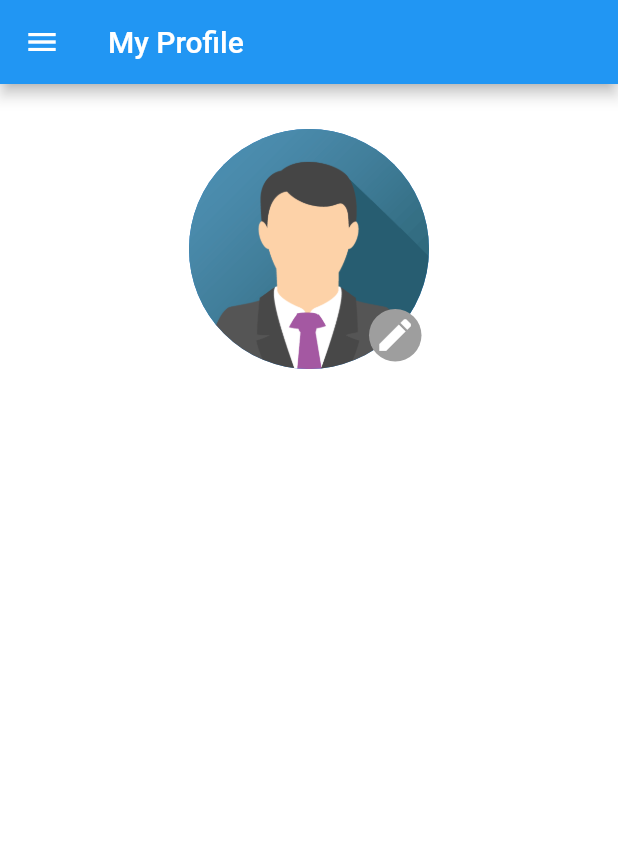
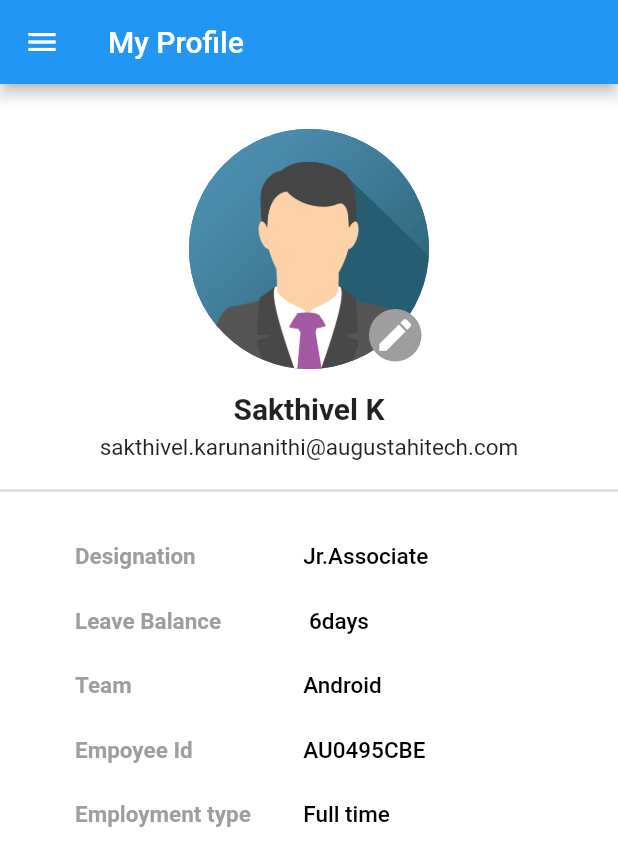
Before and after one commit to sakthi-dotcom/ah_lms_flutter, a Flutter app: the Profile screen opened directly, on a phone screen of 412 x 824 dp. Shown: the top 866 px of the screen. Run offline on Flutter 3.47's test engine with Material 2 defaults, Android fonts, the phone set to English and light mode, and no system bars; our stand-ins replace image_picker.

Commit message:
employee details created.

```diff
--- a/lib/view/sidebar/profile.dart
+++ b/lib/view/sidebar/profile.dart
@@ -31,8 +31,21 @@ class _ProfileState extends State<Profile> {
         body: Padding(
           padding: const EdgeInsets.only(top: 30.0),
           child: ListView(
-            children: <Widget>[
-              imageProfile(),
+            children: [
+              Column(
+                children: [
+                  imageProfile(),
+                  SizedBox(height: 15.0),
+                  name(),
+                  SizedBox(height: 15.0,),
+                  Divider(height: 10,thickness: 2),
+                  SizedBox(height: 30.0),
+                  Padding(
+                    padding: const EdgeInsets.only(left: 50.0),
+                    child: details(),
+                  )
+                ],
+              ),
             ],
           ),
         ),
@@ -121,6 +134,56 @@ class _ProfileState extends State<Profile> {
     );
   }
 
+  Widget name(){
+    return Column(
+      children: const [
+        Text("Sakthivel K",style: TextStyle(fontWeight: FontWeight.bold,fontSize: 20.0)),
+        SizedBox(height: 5.0),
+        Text("sakthivel.karunanithi@augustahitech.com",style: TextStyle(fontWeight: FontWeight.normal,fontSize: 15.0))
+      ],
+    );
+  }
+
+  Widget details(){
+    return Row(
+      children: [
+        Column(
+          crossAxisAlignment: CrossAxisAlignment.start,
+          children: const [
+            Text("Designation",style: TextStyle(fontSize: 15.0,fontWeight: FontWeight.bold,color: Colors.grey),textAlign: TextAlign.center,),
+            SizedBox(height: 25.0),
+            Text("Leave Balance",style: TextStyle(fontSize: 15.0,fontWeight: FontWeight.bold,color: Colors.grey),textAlign: TextAlign.start),
+            SizedBox(height: 25.0),
+            Text("Team",style: TextStyle(fontSize: 15.0,fontWeight: FontWeight.bold,color: Colors.grey),textAlign: TextAlign.start),
+            SizedBox(height: 25.0),
+            Text("Empoyee Id",style: TextStyle(fontSize: 15.0,fontWeight: FontWeight.bold,color: Colors.grey),textAlign: TextAlign.start),
+            SizedBox(height: 25.0),
+            Text("Employment type",style: TextStyle(fontSize: 15.0,fontWeight: FontWeight.bold,color: Colors.grey),textAlign: TextAlign.start),
+          ],
+        ),
+        const SizedBox(width: 35),
+        Column(
+            crossAxisAlignment: CrossAxisAlignment.start,
+          children: const [
+            Text ("Jr.Associate",style: TextStyle(fontSize: 15.0,fontWeight: FontWeight.w500,color: Colors.black)),
+            SizedBox(height: 25.0),
+            Text(" 6days",style: TextStyle(fontSize: 15.0,fontWeight: FontWeight.w500,color: Colors.black),textAlign: TextAlign.center),
+            SizedBox(height: 25.0),
+            Text("Android",style: TextStyle(fontSize: 15.0,fontWeight: FontWeight.w500,color: Colors.black),textAlign: TextAlign.center),
+            SizedBox(height: 25.0),
+            Text("AU0495CBE",style: TextStyle(fontSize: 15.0,fontWeight: FontWeight.w500,color: Colors.black),textAlign: TextAlign.center),
+            SizedBox(height: 25.0),
+            Text("Full time",style: TextStyle(fontSize: 15.0,fontWeight: FontWeight.w500,color: Colors.black),textAlign: TextAlign.end),
+
+
+
+
+          ]
+        )
+      ],
+    );
+  }
+
   void takePhoto(ImageSource source) async {
     final pickedFile = await _picker.getImage(
       source: source,
```
